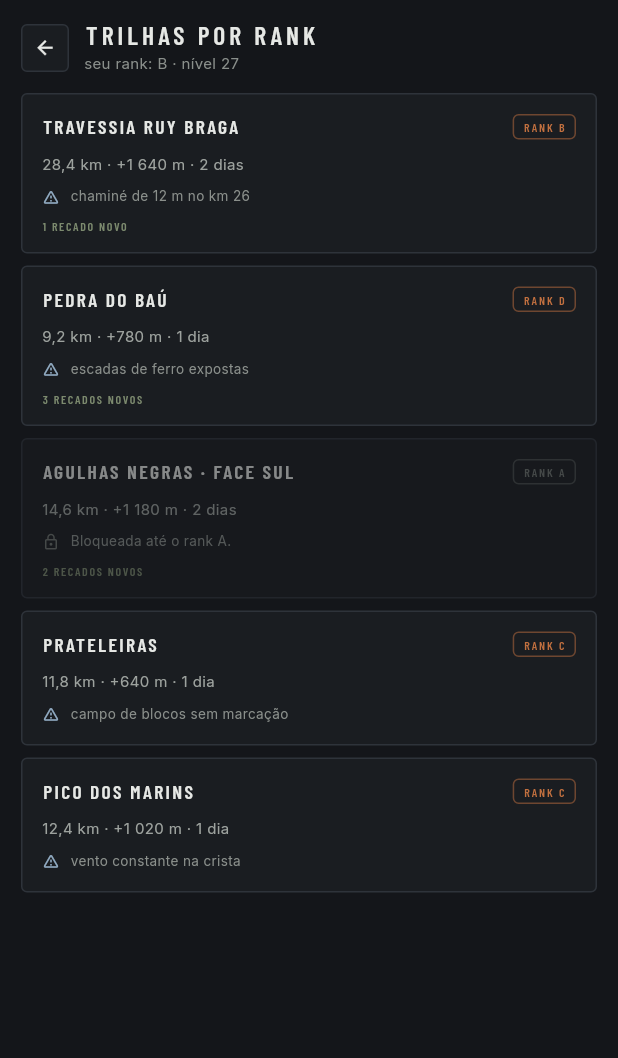
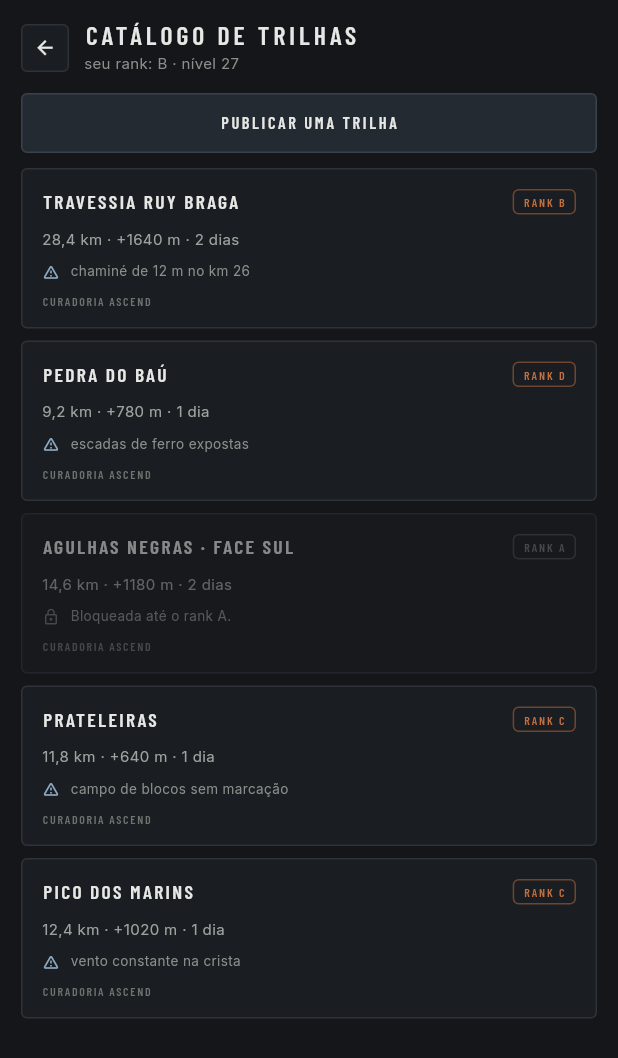
Before and after one commit to johnycristian2-dev/ascend-app, a Flutter app: the DiscoverScreen widget shown alone on an empty page, opened directly, on a phone screen of 412 x 824 dp. Shown: the top 1058 px of the screen. Run offline on Flutter 3.47's test engine with Material 3 defaults, Android fonts, the phone set to English and light mode, and no system bars; our stand-ins replace audioplayers, cloud_firestore, firebase_auth, firebase_core, flutter_map, google_fonts and 1 more; missing offline and left inert: record; accounts and stored records are empty.

Commit message:
Add GPX route trace layer and community trail catalog
- Map: parse a real GPX from assets/routes/ and draw it as a polyline
  (camera fits the track, length shown). No GPX in the bundle means no
  trace is drawn; nothing is invented.
- Catalog: curated seed + community trails in Firestore `trails`, with a
  publish screen, per-rank locking, and graceful fallback to the seed when
  the collection can't be read. firestore.rules updated (must be deployed).
- Tests: GPX parser, catalog state with a fake repository. analyze 0, 44/44.

Co-Authored-By: Claude Sonnet 5.5 <noreply@anthropic.com>
Claude-Session: https://claude.ai/code/session_01VGNNVF32mX2ztSH5t8kDKf

```diff
--- /dev/null
+++ b/lib/backend/data/trail_catalog.dart
@@ -0,0 +1,23 @@
+import '../models/catalog_trail_model.dart';
+
+/// Curadoria embutida: as trilhas que o app já mostrava desde o protótipo.
+/// Os números são os do protótipo (referência), não medições — quem sobe
+/// deve conferir antes. É também o que aparece se a coleção da comunidade
+/// estiver indisponível (sem rede ou regras ainda não publicadas).
+const trailCatalogSeed = <CatalogTrail>[
+  CatalogTrail(
+      id: 'seed-ruy-braga', nome: 'TRAVESSIA RUY BRAGA', rankIdx: 3, km: 28.4, ganhoM: 1640,
+      duracao: '2 dias', nota: 'chaminé de 12 m no km 26', autorNome: 'Ascend', fonte: 'curadoria'),
+  CatalogTrail(
+      id: 'seed-pedra-do-bau', nome: 'PEDRA DO BAÚ', rankIdx: 1, km: 9.2, ganhoM: 780,
+      duracao: '1 dia', nota: 'escadas de ferro expostas', autorNome: 'Ascend', fonte: 'curadoria'),
+  CatalogTrail(
+      id: 'seed-agulhas-negras', nome: 'AGULHAS NEGRAS · FACE SUL', rankIdx: 4, km: 14.6, ganhoM: 1180,
+      duracao: '2 dias', nota: 'gelo vivo de junho a agosto', autorNome: 'Ascend', fonte: 'curadoria'),
+  CatalogTrail(
+      id: 'seed-prateleiras', nome: 'PRATELEIRAS', rankIdx: 2, km: 11.8, ganhoM: 640,
+      duracao: '1 dia', nota: 'campo de blocos sem marcação', autorNome: 'Ascend', fonte: 'curadoria'),
+  CatalogTrail(
+      id: 'seed-pico-dos-marins', nome: 'PICO DOS MARINS', rankIdx: 2, km: 12.4, ganhoM: 1020,
+      duracao: '1 dia', nota: 'vento constante na crista', autorNome: 'Ascend', fonte: 'curadoria'),
+];
--- /dev/null
+++ b/lib/backend/models/catalog_trail_model.dart
@@ -0,0 +1,63 @@
+/// Uma trilha do catálogo. `fonte` diz de onde veio: 'curadoria' (lista
+/// embutida no app) ou 'comunidade' (publicada por um usuário, vive na
+/// coleção `trails` do Firestore).
+class CatalogTrail {
+  final String id;
+  final String nome;
+  final int rankIdx; // 0=E .. 5=S — rank mínimo sugerido
+  final double km;
+  final int ganhoM;
+  final String duracao;
+  final String regiao;
+  final String nota; // o que o próximo montanhista precisa saber
+  final String autorNome;
+  final String autorUid;
+  final String fonte;
+  final int criadoEmMs;
+
+  const CatalogTrail({
+    required this.id,
+    required this.nome,
+    required this.rankIdx,
+    required this.km,
+    required this.ganhoM,
+    required this.duracao,
+    this.regiao = '',
+    this.nota = '',
+    this.autorNome = '',
+    this.autorUid = '',
+    this.fonte = 'comunidade',
+    this.criadoEmMs = 0,
+  });
+
+  bool get daComunidade => fonte == 'comunidade';
+
+  Map<String, dynamic> toMap() => {
+        'nome': nome,
+        'rankIdx': rankIdx,
+        'km': km,
+        'ganhoM': ganhoM,
+        'duracao': duracao,
+        'regiao': regiao,
+        'nota': nota,
+        'autorNome': autorNome,
+        'autorUid': autorUid,
+        'fonte': fonte,
+        'criadoEmMs': criadoEmMs,
+      };
+
+  factory CatalogTrail.fromMap(String id, Map<String, dynamic> m) => CatalogTrail(
+        id: id,
+        nome: (m['nome'] as String?) ?? '',
+        rankIdx: ((m['rankIdx'] as num?) ?? 0).toInt().clamp(0, 5),
+        km: ((m['km'] as num?) ?? 0).toDouble(),
+        ganhoM: ((m['ganhoM'] as num?) ?? 0).toInt(),
+        duracao: (m['duracao'] as String?) ?? '',
+        regiao: (m['regiao'] as String?) ?? '',
+        nota: (m['nota'] as String?) ?? '',
+        autorNome: (m['autorNome'] as String?) ?? '',
+        autorUid: (m['autorUid'] as String?) ?? '',
+        fonte: (m['fonte'] as String?) ?? 'comunidade',
+        criadoEmMs: ((m['criadoEmMs'] as num?) ?? 0).toInt(),
+      );
+}
--- /dev/null
+++ b/lib/backend/services/trail_repository.dart
@@ -0,0 +1,22 @@
+import 'package:cloud_firestore/cloud_firestore.dart';
+import '../models/catalog_trail_model.dart';
+
+/// Trilhas publicadas pela comunidade — coleção `trails` (ver firestore.rules).
+class TrailRepository {
+  final FirebaseFirestore? _injected;
+  TrailRepository([FirebaseFirestore? db]) : _injected = db;
+
+  // Lazy: criar o repositório não toca no Firebase (testes não inicializam).
+  FirebaseFirestore get _db => _injected ?? FirebaseFirestore.instance;
+
+  Future<List<CatalogTrail>> fetchAll() async {
+    final snap = await _db
+        .collection('trails')
+        .orderBy('criadoEmMs', descending: true)
+        .limit(100)
+        .get();
+    return [for (final d in snap.docs) CatalogTrail.fromMap(d.id, d.data())];
+  }
+
+  Future<void> publish(CatalogTrail t) => _db.collection('trails').add(t.toMap());
+}
--- a/lib/backend/state/expedition_state.dart
+++ b/lib/backend/state/expedition_state.dart
@@ -4,7 +4,9 @@ import 'package:flutter/foundation.dart';
 import '../data/gear_catalog.dart';
 import '../data/relay_notes.dart';
 import '../data/weather_forecast.dart';
+import '../data/trail_catalog.dart';
 import '../models/attr_model.dart';
+import '../models/catalog_trail_model.dart';
 import '../models/chat_message_model.dart';
 import '../models/gear_usage_model.dart';
 import '../models/log_entry_model.dart';
@@ -13,6 +15,7 @@ import '../models/user_profile_model.dart';
 import '../services/auth_service.dart';
 import '../services/profile_repository.dart';
 import '../services/radio_service.dart';
+import '../services/trail_repository.dart';
 import 'expedition_calculator.dart';
 
 export '../models/attr_model.dart' show Attr;
@@ -25,16 +28,22 @@ const ranks = ['E', 'D', 'C', 'B', 'A', 'S'];
 
 /// Estado global. As telas de decisão escrevem aqui; todo o resto é derivado.
 class ExpeditionState extends ChangeNotifier {
-  ExpeditionState({AuthService? auth, ProfileRepository? profiles, RadioService? radioService})
+  ExpeditionState(
+      {AuthService? auth,
+      ProfileRepository? profiles,
+      RadioService? radioService,
+      TrailRepository? trails})
       : auth = auth ?? AuthService(),
         profiles = profiles ?? ProfileRepository(),
-        radioService = radioService ?? RadioService();
+        radioService = radioService ?? RadioService(),
+        trails = trails ?? TrailRepository();
 
   /// Serviços de backend — a UI só fala com eles através dos métodos
   /// abaixo (signIn/signUp/signOut/completeOnboarding), nunca direto.
   final AuthService auth;
   final ProfileRepository profiles;
   final RadioService radioService;
+  final TrailRepository trails;
   final AudioPlayer _player = AudioPlayer();
 
   @override
@@ -217,14 +226,14 @@ class ExpeditionState extends ChangeNotifier {
   static const depth = {
     'splash': 0, 'auth': 0, 'onboard': 1, 'home': 1, 'chat': 1, 'profile': 1, 'inv': 1,
     'ach': 2, 'history': 2, 'settings': 2, 'discover': 2, 'route': 2,
-    'plan': 2, 'watch': 2, 'relay': 2, 'party': 3, 'summary': 3, 'window': 3,
+    'plan': 2, 'watch': 2, 'relay': 2, 'publish': 3, 'party': 3, 'summary': 3, 'window': 3,
     'rankup': 4, 'pack': 4,
   };
 
   /// Aba raiz destacada para telas mais profundas. `inv` virou aba própria
   /// na barra inferior — deixou de ser filha de `profile` (ver BottomNav).
   String get activeTab {
-    const toHome = ['route', 'discover', 'party', 'plan', 'watch', 'window', 'pack', 'relay'];
+    const toHome = ['route', 'discover', 'publish', 'party', 'plan', 'watch', 'window', 'pack', 'relay'];
     const toProfile = ['rankup', 'summary', 'settings', 'history', 'ach'];
     if (toHome.contains(screen)) return 'home';
     if (toProfile.contains(screen)) return 'profile';
@@ -530,6 +539,80 @@ class ExpeditionState extends ChangeNotifier {
     _syncProfile();
     notifyListeners();
   }
+  // ------------------------------------------------------------- catálogo
+
+  /// Curadoria embutida + trilhas da comunidade (mais novas primeiro).
+  List<CatalogTrail> catalog = List.of(trailCatalogSeed);
+  bool catalogLoading = false;
+
+  /// true quando a coleção da comunidade não pôde ser lida (sem rede ou
+  /// regras do Firestore ainda não publicadas) — a lista mostra só a curadoria.
+  bool catalogOffline = false;
+  String? publishError;
+
+  Future<void> loadCatalog() async {
+    catalogLoading = true;
+    notifyListeners();
+    try {
+      final community = await trails.fetchAll();
+      catalog = [...community, ...trailCatalogSeed];
+      catalogOffline = false;
+    } catch (_) {
+      catalog = List.of(trailCatalogSeed);
+      catalogOffline = true;
+    }
+    catalogLoading = false;
+    notifyListeners();
+  }
+
+  /// Publica uma trilha no catálogo, em nome do usuário logado. Devolve
+  /// true se a coleção aceitou (e já recarrega a lista).
+  Future<bool> publishTrail({
+    required String nome,
+    required int rankIdx,
+    required double km,
+    required int ganhoM,
+    required String duracao,
+    required String regiao,
+    required String nota,
+  }) async {
+    publishError = null;
+    final id = uid;
+    if (id == null) {
+      publishError = 'Entre na sua conta para publicar.';
+    } else if (nome.trim().isEmpty || nome.trim().length > 80) {
+      publishError = 'Dê um nome à trilha (até 80 caracteres).';
+    } else if (km <= 0) {
+      publishError = 'Informe a distância em km.';
+    }
+    if (publishError != null) {
+      notifyListeners();
+      return false;
+    }
+    try {
+      await trails.publish(CatalogTrail(
+        id: '',
+        nome: nome.trim().toUpperCase(),
+        rankIdx: rankIdx.clamp(0, 5),
+        km: km,
+        ganhoM: ganhoM < 0 ? 0 : ganhoM,
+        duracao: duracao.trim(),
+        regiao: regiao.trim(),
+        nota: nota.trim(),
+        autorNome: name,
+        autorUid: id!,
+        fonte: 'comunidade',
+        criadoEmMs: DateTime.now().millisecondsSinceEpoch,
+      ));
+    } catch (_) {
+      publishError = 'Não foi possível publicar agora. Confira a conexão e tente de novo.';
+      notifyListeners();
+      return false;
+    }
+    await loadCatalog();
+    return true;
+  }
+
   void setPlanTrail(int i) {
     planTrail = i;
     _syncProfile();
--- a/lib/frontend/app.dart
+++ b/lib/frontend/app.dart
@@ -14,6 +14,7 @@ import 'screens/window_screen.dart';
 import 'screens/pack_screen.dart';
 import 'screens/relay_screen.dart';
 import 'screens/discover_screen.dart';
+import 'screens/publish_trail_screen.dart';
 import 'screens/plan_screen.dart';
 import 'screens/party_screen.dart';
 import 'screens/watch_screen.dart';
@@ -142,6 +143,7 @@ class Shell extends StatelessWidget {
         'pack' => const PackScreen(),
         'relay' => const RelayScreen(),
         'discover' => const DiscoverScreen(),
+        'publish' => const PublishTrailScreen(),
         'plan' => const PlanScreen(),
         'party' => const PartyScreen(),
         'watch' => const WatchScreen(),
--- a/lib/frontend/screens/discover_screen.dart
+++ b/lib/frontend/screens/discover_screen.dart
@@ -1,35 +1,62 @@
 import 'package:flutter/material.dart';
 import '../app.dart';
+import '../../backend/state/expedition_state.dart' show ranks;
 import '../theme/app_colors.dart';
 import '../theme/app_typography.dart';
 import '../widgets/widgets.dart';
 
-const _trails = [
-  ('TRAVESSIA RUY BRAGA', 'B', '28,4 km · +1 640 m', '2 dias', 'chaminé de 12 m no km 26', 1),
-  ('PEDRA DO BAÚ', 'D', '9,2 km · +780 m', '1 dia', 'escadas de ferro expostas', 3),
-  ('AGULHAS NEGRAS · FACE SUL', 'A', '14,6 km · +1 180 m', '2 dias', 'gelo vivo de junho a agosto', 2),
-  ('PRATELEIRAS', 'C', '11,8 km · +640 m', '1 dia', 'campo de blocos sem marcação', 0),
-  ('PICO DOS MARINS', 'C', '12,4 km · +1 020 m', '1 dia', 'vento constante na crista', 0),
-];
+/// Catálogo de trilhas: curadoria do app + o que a comunidade publicou.
+class DiscoverScreen extends StatefulWidget {
+  const DiscoverScreen({super.key});
 
-/// Trilhas por rank: o que está aberto e o que ainda não.
-class DiscoverScreen extends StatelessWidget {
-  const DiscoverScreen({super.key});
+  @override
+  State<DiscoverScreen> createState() => _DiscoverScreenState();
+}
+
+class _DiscoverScreenState extends State<DiscoverScreen> {
+  @override
+  void initState() {
+    super.initState();
+    final s = Expedition.readOf(context);
+    // Depois do primeiro frame: loadCatalog() notifica, e isso não pode
+    // acontecer no meio do build.
+    WidgetsBinding.instance.addPostFrameCallback((_) => s.loadCatalog());
+  }
 
   @override
   Widget build(BuildContext c) {
     final s = Expedition.of(c);
-    const order = ['E', 'D', 'C', 'B', 'A', 'S'];
+    final items = s.catalog;
     return Column(
       children: [
-        ScreenBar('TRILHAS POR RANK',
-            sub: 'seu rank: ${s.rank} · nível ${s.level}',
-            onBack: () => s.go('home')),
+        ScreenBar('CATÁLOGO DE TRILHAS',
+            sub: 'seu rank: ${s.rank} · nível ${s.level}', onBack: () => s.go('home')),
         Expanded(
           child: ListView(
             padding: const EdgeInsets.fromLTRB(14, 0, 14, 26),
-            children: _trails.map((t) {
-              final locked = order.indexOf(t.$2) > s.rankIdx;
+            children: [
+              AppButton('PUBLICAR UMA TRILHA', onTap: () => s.go('publish'), primary: true),
+              const SizedBox(height: 10),
+              if (s.catalogLoading)
+                const Padding(
+                  padding: EdgeInsets.only(bottom: 10),
+                  child: AppLabel('ATUALIZANDO A COMUNIDADE…', color: AppColors.dim, size: 8),
+                ),
+              if (s.catalogOffline)
+                Padding(
+                  padding: const EdgeInsets.only(bottom: 10),
+                  child: AppPanel(
+                    bg: AppColors.bgWarn,
+                    borderColor: AppColors.borderWarn,
+                    child: Text(
+                      'Não deu para ler as trilhas da comunidade agora — mostrando só a curadoria do app.',
+                      style: AppTypography.body(size: 10, color: AppColors.text2),
+                    ),
+                  ),
+                ),
+              ...items.map((t) {
+                final locked = t.rankIdx > s.rankIdx;
+                final km = t.km.toStringAsFixed(1).replaceAll('.', ',');
                 return Padding(
                   padding: const EdgeInsets.only(bottom: 8),
                   child: Opacity(
@@ -42,15 +69,20 @@ class DiscoverScreen extends StatelessWidget {
                           Row(
                             children: [
                               Expanded(
-                                child: AppLabel(t.$1, color: AppColors.text, size: 13, tracking: 0.12)),
+                                  child: AppLabel(t.nome,
+                                      color: AppColors.text, size: 13, tracking: 0.12)),
                               const SizedBox(width: 8),
-                            AppTag('RANK ${t.$2}',
+                              AppTag('RANK ${ranks[t.rankIdx]}',
                                   locked ? AppColors.dim : AppColors.amber),
                             ],
                           ),
                           const SizedBox(height: 9),
-                        Text('${t.$3} · ${t.$4}',
+                          Text(
+                              '$km km · +${t.ganhoM} m'
+                              '${t.duracao.isEmpty ? '' : ' · ${t.duracao}'}'
+                              '${t.regiao.isEmpty ? '' : ' · ${t.regiao}'}',
                               style: AppTypography.body(size: 10, color: AppColors.text2)),
+                          if (t.nota.isNotEmpty || locked) ...[
                             const SizedBox(height: 7),
                             Row(
                               children: [
@@ -59,25 +91,28 @@ class DiscoverScreen extends StatelessWidget {
                                 const SizedBox(width: 7),
                                 Expanded(
                                   child: Text(
-                                locked
-                                    ? 'Bloqueada até o rank ${t.$2}.'
-                                    : t.$5,
+                                    locked ? 'Bloqueada até o rank ${ranks[t.rankIdx]}.' : t.nota,
                                     style: AppTypography.body(size: 9, color: AppColors.text3),
                                   ),
                                 ),
                               ],
                             ),
-                        if (t.$6 > 0) ...[
+                          ],
                           const SizedBox(height: 8),
-                          AppLabel('${t.$6} ${t.$6 == 1 ? 'RECADO NOVO' : 'RECADOS NOVOS'}',
-                              color: AppColors.green, size: 8, tracking: 0.14),
-                        ],
+                          AppLabel(
+                              t.daComunidade
+                                  ? 'COMUNIDADE · ${t.autorNome.isEmpty ? 'ANÔNIMO' : t.autorNome.toUpperCase()}'
+                                  : 'CURADORIA ASCEND',
+                              color: t.daComunidade ? AppColors.green : AppColors.dim,
+                              size: 8,
+                              tracking: 0.14),
                         ],
                       ),
                     ),
                   ),
                 );
-            }).toList(),
+              }),
+            ],
           ),
         ),
       ],
--- a/pubspec.yaml
+++ b/pubspec.yaml
@@ -30,3 +30,4 @@ flutter:
   assets:
     - assets/art/keyart-limpa.png
     - assets/art/emblema-alpha.png
+    - assets/routes/
```
Also changed, not shown: lib/backend/geo/gpx_parser.dart (added, +49 -0 lines), lib/frontend/screens/publish_trail_screen.dart (added, +144 -0 lines), lib/frontend/widgets/route_map.dart (+63 -7 lines), 5 other files. Lines whose indentation alone changed are shown as unchanged.
